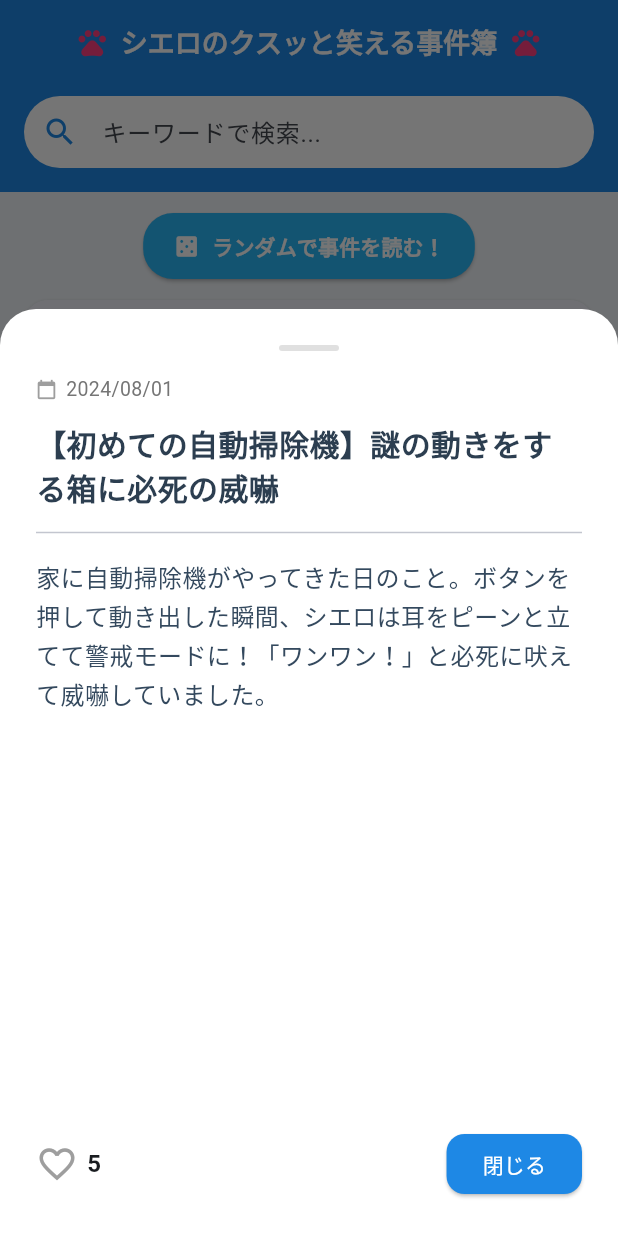
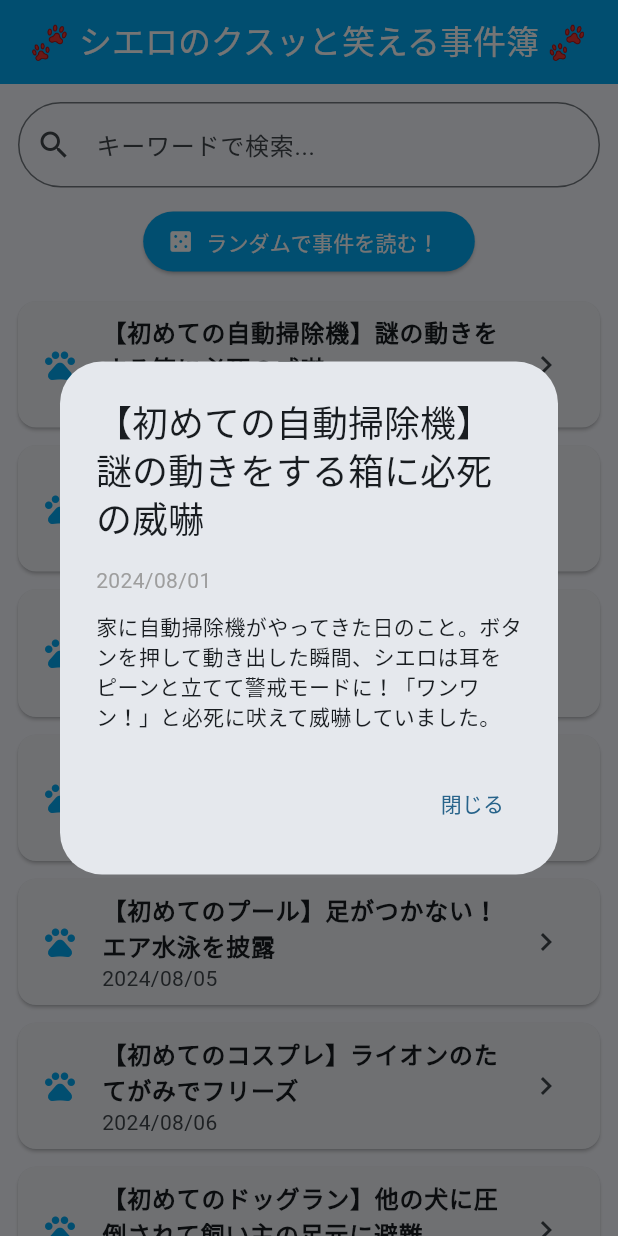
Before and after one commit to aska520709-blip/my_first_app, a Flutter app: the screen it shows after launch, after a tap on "ランダムで事件を読む！", on a phone screen of 412 x 824 dp. Run offline on Flutter 3.47's test engine with Material 3 defaults, Android fonts, the phone set to English and light mode, and no system bars; our stand-ins replace shared_preferences.

Commit message:
update main.dart via python

```diff
--- a/lib/main.dart
+++ b/lib/main.dart
@@ -1,33 +1,10 @@
 import 'package:flutter/material.dart';
-import 'package:flutter/services.dart';
+import 'package:shared_preferences/shared_preferences.dart';
 import 'dart:math';
-import 'dart:convert';
-import 'package:shared_preferences/shared_preferences.dart';
 
-void main() {
+void main() async {
   WidgetsFlutterBinding.ensureInitialized();
   runApp(const MyApp());
-}
-
-class MyApp extends StatelessWidget {
-  const MyApp({super.key});
-
-  @override
-  Widget build(BuildContext context) {
-    return MaterialApp(
-      debugShowCheckedModeBanner: false,
-      title: 'シエロのクスッと笑える事件簿🐾',
-      theme: ThemeData(
-        colorScheme: ColorScheme.fromSeed(
-          seedColor: const Color(0xFF1E88E5),
-          surface: const Color(0xFFF0F4F8),
-        ),
-        useMaterial3: true,
-        scaffoldBackgroundColor: const Color(0xFFF0F4F8),
-      ),
-      home: const IncidentListPage(),
-    );
-  }
 }
 
 class Incident {
@@ -44,14 +21,21 @@ class Incident {
     required this.content,
     this.likes = 0,
   });
+}
 
-  factory Incident.fromJson(Map<String, dynamic> json) {
-    return Incident(
-      id: json['id']?.toString() ?? '',
-      title: json['title'] ?? '',
-      date: json['date'] ?? '',
-      content: json['content'] ?? '',
-      likes: json['likes'] ?? 0,
+class MyApp extends StatelessWidget {
+  const MyApp({super.key});
+
+  @override
+  Widget build(BuildContext context) {
+    return MaterialApp(
+      debugShowCheckedModeBanner: false,
+      title: 'シエロのクスッと笑える事件簿',
+      theme: ThemeData(
+        colorScheme: ColorScheme.fromSeed(seedColor: Colors.lightBlue),
+        useMaterial3: true,
+      ),
+      home: const IncidentListPage(),
     );
   }
 }
@@ -64,164 +48,78 @@ class IncidentListPage extends StatefulWidget {
 }
 
 class _IncidentListPageState extends State<IncidentListPage> {
-  List<Incident> _allIncidents = [];
+  List<Incident> _incidents = [];
   List<Incident> _filteredIncidents = [];
   final TextEditingController _searchController = TextEditingController();
-  Set<String> _likedIncidentIds = {};
+
+  final List<Incident> _initialData = [
+    Incident(id: "1", title: "【初めての自動掃除機】謎の動きをする箱に必死の威嚇", date: "2024/08/01", content: "家に自動掃除機がやってきた日のこと。ボタンを押して動き出した瞬間、シエロは耳をピーンと立てて警戒モードに！「ワンワン！」と必死に吠えて威嚇していました。", likes: 5),
+    Incident(id: "2", title: "【初めてのカミナリ】へそ天からの一瞬で潜り込み", date: "2024/08/02", content: "大きな雷の音に驚き、爆睡状態から跳び起きて飼い主の膝と布団の隙間に頭だけ突っ込んで震えていました。", likes: 8),
+    Incident(id: "3", title: "【初めての鏡】鏡に映る自分とお友達になりたくて…", date: "2024/08/03", content: "姿見の鏡に映った自分を見て大興奮！しっぽをぶんぶん振りながら「あそぼう！」とお辞儀のポーズを取っていました。", likes: 12),
+    Incident(id: "4", title: "【初めての水たまり】歩道を歩いていたらまさかの深さに驚愕", date: "2024/08/04", content: "水たまりに前足を突っ込んだところ深さにびっくり。そこからは見つけるたびにジャンプして飛び越えていました。", likes: 10),
+    Incident(id: "5", title: "【初めてのプール】足がつかない！エア水泳を披露", date: "2024/08/05", content: "水に入る前から足がシャカシャカ動き出し、見事なエア犬かきを披露してくれました。", likes: 15),
+    Incident(id: "6", title: "【初めてのコスプレ】ライオンのたてがみでフリーズ", date: "2024/08/06", content: "ライオンのたてがみを被せられた瞬間、一歩も動けなくなりロボットのような歩みになりました。", likes: 9),
+    Incident(id: "7", title: "【初めてのドッグラン】他の犬に圧倒されて飼い主の足元に避難", date: "2024/08/07", content: "元気に走り回ると思いきや、大きなワンちゃんに挨拶されてすかさず飼い主の後ろに隠れていました。", likes: 11),
+    Incident(id: "8", title: "【初めての雪】冷たさに驚いて三本足立ち", date: "2024/08/08", content: "積もった雪に足をのせた瞬間「つめたっ！」と言わんばかりに片足を上げて固まっていました。", likes: 14),
+    Incident(id: "9", title: "【初めての焼き芋】美味しすぎて目がこぼれそうに", date: "2024/08/09", content: "甘い香りに誘われて身乗り出し、一口食べた瞬間に目を丸くして輝かせていました。", likes: 20),
+    Incident(id: "10", title: "【初めてのお留守番】カメラ越しに話しかけたら大混乱", date: "2024/08/10", content: "見守りカメラから声をかけると、姿が見えないのに声がするので首をかしげまくっていました。", likes: 18),
+  ];
 
   @override
   void initState() {
     super.initState();
-    _loadLikedStatus();
-    _loadIncidents();
+    _loadData();
+    _searchController.addListener(_filterIncidents);
   }
 
-  Future<void> _loadLikedStatus() async {
+  Future<void> _loadData() async {
     final prefs = await SharedPreferences.getInstance();
     setState(() {
-      _likedIncidentIds = (prefs.getStringList('liked_incidents') ?? []).toSet();
+      _incidents = _initialData.map((inc) {
+        inc.likes = prefs.getInt('likes_' + inc.id) ?? inc.likes;
+        return inc;
+      }).toList();
+      _filteredIncidents = _incidents;
     });
-  }
-
-  Future<void> _toggleLike(Incident incident) async {
-    final prefs = await SharedPreferences.getInstance();
-    setState(() {
-      if (_likedIncidentIds.contains(incident.id)) {
-        _likedIncidentIds.remove(incident.id);
-        incident.likes = max(0, incident.likes - 1);
-      } else {
-        _likedIncidentIds.add(incident.id);
-        incident.likes += 1;
-      }
-    });
-    await prefs.setStringList('liked_incidents', _likedIncidentIds.toList());
-    await prefs.setInt('likes_' + incident.id, incident.likes);
-  }
-
-  Future<void> _loadIncidents() async {
-    try {
-      final prefs = await SharedPreferences.getInstance();
-
-      // JSONファイルから直接読み込み
-      final String response = await rootBundle.loadString('assets/incidents.json');
-      final List<dynamic> jsonAssetData = json.decode(response);
-      List<Incident> loadedIncidents = jsonAssetData.map((j) => Incident.fromJson(j)).toList();
-
-      for (var inc in loadedIncidents) {
-
-      }
-
-      setState(() {
-        _allIncidents = loadedIncidents;
-        _filteredIncidents = loadedIncidents;
-      });
-    } catch (e) {
-      debugPrint('Error loading incidents: ' + e.toString());
-    }
   }
 
   void _filterIncidents() {
     final query = _searchController.text.toLowerCase();
     setState(() {
-      _filteredIncidents = _allIncidents.where((incident) {
-        return incident.title.toLowerCase().contains(query) ||
-            incident.content.toLowerCase().contains(query);
+      _filteredIncidents = _incidents.where((inc) {
+        return inc.title.toLowerCase().contains(query) ||
+               inc.content.toLowerCase().contains(query);
       }).toList();
     });
   }
 
   void _showRandomIncident() {
-    if (_allIncidents.isEmpty) return;
+    if (_incidents.isEmpty) return;
     final random = Random();
-    final randomIncident = _allIncidents[random.nextInt(_allIncidents.length)];
-    _showIncidentDetail(randomIncident);
+    final incident = _incidents[random.nextInt(_incidents.length)];
+    _showIncidentDialog(incident);
   }
 
-  void _showIncidentDetail(Incident incident) {
-    showModalBottomSheet(
+  void _showIncidentDialog(Incident incident) {
+    showDialog(
       context: context,
-      isScrollControlled: true,
-      backgroundColor: Colors.transparent,
-      builder: (context) => StatefulBuilder(
-        builder: (context, setModalState) {
-          final isLiked = _likedIncidentIds.contains(incident.id);
-          return Container(
-            height: MediaQuery.of(context).size.height * 0.75,
-            decoration: const BoxDecoration(
-              color: Colors.white,
-              borderRadius: BorderRadius.vertical(top: Radius.circular(24)),
-            ),
-            padding: const EdgeInsets.all(24),
-            child: Column(
+      builder: (context) => AlertDialog(
+        title: Text(incident.title),
+        content: Column(
+          mainAxisSize: MainAxisSize.min,
           crossAxisAlignment: CrossAxisAlignment.start,
           children: [
-                Center(
-                  child: Container(
-                    width: 40,
-                    height: 4,
-                    decoration: BoxDecoration(
-                      color: Colors.grey[300],
-                      borderRadius: BorderRadius.circular(2),
-                    ),
-                  ),
-                ),
-                const SizedBox(height: 16),
-                Row(
-                  children: [
-                    const Icon(Icons.calendar_today, size: 14, color: Colors.grey),
-                    const SizedBox(width: 6),
-                    Text(incident.date, style: TextStyle(color: Colors.grey[600], fontSize: 13)),
+            Text(incident.date, style: const TextStyle(color: Colors.grey)),
+            const SizedBox(height: 10),
+            Text(incident.content),
           ],
         ),
-                const SizedBox(height: 12),
-                Text(
-                  incident.title,
-                  style: const TextStyle(fontSize: 20, fontWeight: FontWeight.bold, color: Color(0xFF2C3E50)),
-                ),
-                const Divider(height: 32),
-                Expanded(
-                  child: SingleChildScrollView(
-                    child: Text(
-                      incident.content,
-                      style: const TextStyle(fontSize: 16, height: 1.6, color: Color(0xFF34495E)),
-                    ),
-                  ),
-                ),
-                const SizedBox(height: 16),
-                Row(
-                  children: [
-                    InkWell(
-                      onTap: () async {
-                        await _toggleLike(incident);
-                        setModalState(() {});
-                      },
-                      child: Row(
-                        children: [
-                          Icon(
-                            isLiked ? Icons.favorite : Icons.favorite_border,
-                            color: isLiked ? Colors.red : Colors.grey,
-                            size: 28,
-                          ),
-                          const SizedBox(width: 6),
-                          Text(incident.likes.toString(), style: const TextStyle(fontSize: 16, fontWeight: FontWeight.bold)),
-                        ],
-                      ),
-                    ),
-                    const Spacer(),
-                    ElevatedButton(
-                      style: ElevatedButton.styleFrom(
-                        backgroundColor: const Color(0xFF1E88E5),
-                        shape: RoundedRectangleBorder(borderRadius: BorderRadius.circular(12)),
-                      ),
+        actions: [
+          TextButton(
             onPressed: () => Navigator.pop(context),
-                      child: const Text('閉じる', style: TextStyle(color: Colors.white)),
+            child: const Text('閉じる'),
           ),
         ],
-                ),
-              ],
-            ),
-          );
-        },
       ),
     );
   }
@@ -230,113 +128,49 @@ class _IncidentListPageState extends State<IncidentListPage> {
   Widget build(BuildContext context) {
     return Scaffold(
       appBar: AppBar(
-        backgroundColor: const Color(0xFF1E88E5),
-        elevation: 0,
-        title: const Row(
-          mainAxisSize: MainAxisSize.min,
-          children: [
-            Icon(Icons.pets, color: Colors.pinkAccent, size: 22),
-            SizedBox(width: 8),
-            Text(
-              'シエロのクスッと笑える事件簿',
-              style: TextStyle(color: Colors.white, fontWeight: FontWeight.bold, fontSize: 18),
-            ),
-            SizedBox(width: 8),
-            Icon(Icons.pets, color: Colors.pinkAccent, size: 22),
-          ],
-        ),
+        title: const Text('🐾 シエロのクスッと笑える事件簿 🐾'),
         centerTitle: true,
+        backgroundColor: Colors.lightBlue,
+        foregroundColor: Colors.white,
       ),
       body: Column(
         children: [
-          Container(
-            color: const Color(0xFF1E88E5),
-            padding: const EdgeInsets.fromLTRB(16, 8, 16, 16),
-            child: Column(
-              children: [
-                TextField(
+          Padding(
+            padding: const EdgeInsets.all(12.0),
+            child: TextField(
               controller: _searchController,
-                  onChanged: (_) => _filterIncidents(),
               decoration: InputDecoration(
                 hintText: 'キーワードで検索...',
-                    prefixIcon: const Icon(Icons.search, color: Color(0xFF1E88E5)),
-                    filled: true,
-                    fillColor: Colors.white,
-                    contentPadding: const EdgeInsets.symmetric(vertical: 0, horizontal: 16),
+                prefixIcon: const Icon(Icons.search),
                 border: OutlineInputBorder(
                   borderRadius: BorderRadius.circular(30),
-                      borderSide: BorderSide.none,
                 ),
               ),
             ),
-              ],
+          ),
+          ElevatedButton.icon(
+            onPressed: _showRandomIncident,
+            icon: const Icon(Icons.casino),
+            label: const Text('ランダムで事件を読む！'),
+            style: ElevatedButton.styleFrom(
+              backgroundColor: Colors.lightBlue,
+              foregroundColor: Colors.white,
             ),
           ),
-          Padding(
-            padding: const EdgeInsets.all(12.0),
-            child: ElevatedButton.icon(
-              onPressed: _showRandomIncident,
-              icon: const Icon(Icons.casino, color: Colors.white),
-              label: const Text('ランダムで事件を読む！', style: TextStyle(color: Colors.white, fontWeight: FontWeight.bold)),
-              style: ElevatedButton.styleFrom(
-                backgroundColor: const Color(0xFF29B6F6),
-                padding: const EdgeInsets.symmetric(horizontal: 20, vertical: 12),
-                shape: RoundedRectangleBorder(borderRadius: BorderRadius.circular(20)),
-              ),
-            ),
-          ),
+          const SizedBox(height: 10),
           Expanded(
             child: ListView.builder(
-              padding: const EdgeInsets.symmetric(horizontal: 16),
               itemCount: _filteredIncidents.length,
               itemBuilder: (context, index) {
                 final incident = _filteredIncidents[index];
-                final isLiked = _likedIncidentIds.contains(incident.id);
-
                 return Card(
-                  margin: const EdgeInsets.only(bottom: 12),
-                  shape: RoundedRectangleBorder(borderRadius: BorderRadius.circular(16)),
-                  elevation: 2,
+                  margin: const EdgeInsets.symmetric(horizontal: 12, vertical: 6),
                   child: ListTile(
-                    contentPadding: const EdgeInsets.symmetric(horizontal: 16, vertical: 8),
-                    leading: const CircleAvatar(
-                      backgroundColor: Color(0xFFE3F2FD),
-                      child: Icon(Icons.pets, color: Color(0xFF1E88E5)),
-                    ),
-                    title: Text(
-                      incident.title,
-                      style: const TextStyle(fontWeight: FontWeight.bold, fontSize: 15, color: Color(0xFF2C3E50)),
-                    ),
-                    subtitle: Padding(
-                      padding: const EdgeInsets.only(top: 6),
-                      child: Row(
-                        children: [
-                          InkWell(
-                            onTap: () => _toggleLike(incident),
-                            child: Padding(
-                              padding: const EdgeInsets.symmetric(vertical: 4, horizontal: 2),
-                              child: Row(
-                                children: [
-                                  Icon(
-                                    isLiked ? Icons.favorite : Icons.favorite_border,
-                                    size: 16,
-                                    color: isLiked ? Colors.red : Colors.grey,
-                                  ),
-                                  const SizedBox(width: 4),
-                                  Text(incident.likes.toString(), style: const TextStyle(fontSize: 13, fontWeight: FontWeight.w500)),
-                                ],
-                              ),
-                            ),
-                          ),
-                          const SizedBox(width: 16),
-                          const Icon(Icons.calendar_today, size: 12, color: Colors.grey),
-                          const SizedBox(width: 4),
-                          Text(incident.date, style: const TextStyle(fontSize: 12, color: Colors.grey)),
-                        ],
-                      ),
-                    ),
-                    trailing: const Icon(Icons.chevron_right, color: Colors.grey),
-                    onTap: () => _showIncidentDetail(incident),
+                    leading: const Icon(Icons.pets, color: Colors.lightBlue),
+                    title: Text(incident.title, style: const TextStyle(fontWeight: FontWeight.bold)),
+                    subtitle: Text(incident.date),
+                    trailing: const Icon(Icons.chevron_right),
+                    onTap: () => _showIncidentDialog(incident),
                   ),
                 );
               },
```
Lines whose indentation alone changed are shown as unchanged.
